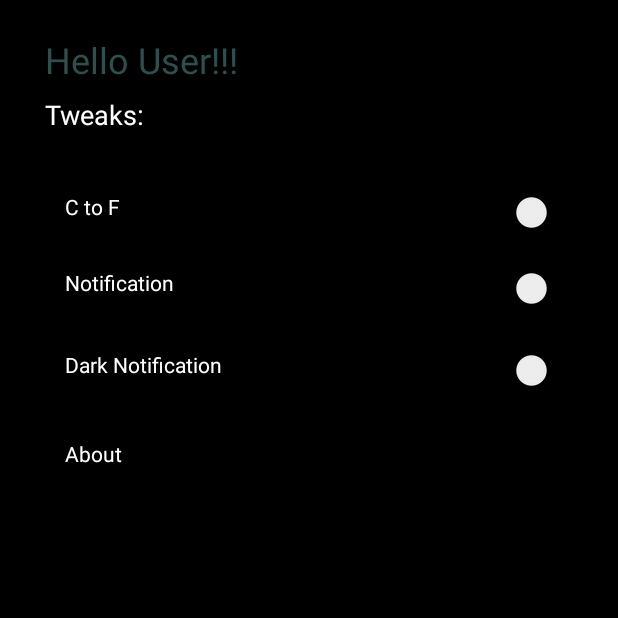
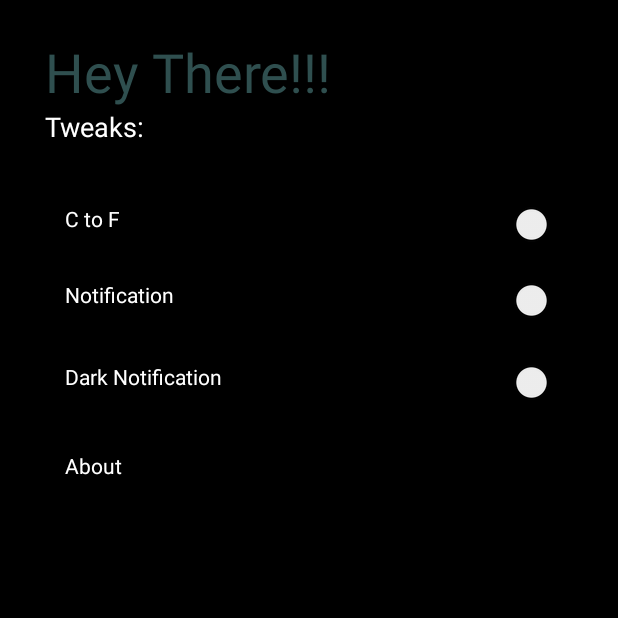
Before and after one commit to ys-git/Weather_ping2.1, an Android app: the Settings screen opened directly, with no data from a screen before it, on a phone screen of 412 x 824 dp, the top half of it. Run offline under Robolectric (Android 15) with nearby library versions, the phone set to English and light mode, and no system bars; Roboto replaces fonts that are not available here.

Commit message:
minor changes.

```diff
--- a/app/src/main/java/app/ys/weather_ping21/Intro.java
+++ b/app/src/main/java/app/ys/weather_ping21/Intro.java
@@ -320,7 +320,7 @@ public class Intro extends AppCompatActivity implements LocationListener {
                 i.putExtra("lon",lon);
                 startActivity(i);
 
-                Toast.makeText(Intro.this, "Hello "+name+"!", Toast.LENGTH_LONG).show();
+                //Toast.makeText(Intro.this, "Hello "+name+"!", Toast.LENGTH_LONG).show();
 
             }
         }
--- a/app/src/main/java/app/ys/weather_ping21/Main.java
+++ b/app/src/main/java/app/ys/weather_ping21/Main.java
@@ -89,7 +89,9 @@ public class Main extends AppCompatActivity implements LocationListener {
                 Intent i= new Intent(Main.this,Settings.class);
                 startActivity(i);
             }
+
         });
+
 
     }
 
@@ -176,14 +178,14 @@ public class Main extends AppCompatActivity implements LocationListener {
         currentTemperatureField.setTypeface(tf);
         //humidity_field.setTypeface(tf);
         //pressure_field.setTypeface(tf);
-        windspeed.setTypeface(tf);
-        winddeg.setTypeface(tf);
+        //windspeed.setTypeface(tf);
+        //winddeg.setTypeface(tf);
         //latt.setTypeface(tf);
-        cloud.setTypeface(tf);
+        //cloud.setTypeface(tf);
         //sun.setTypeface(tf);
         //set.setTypeface(tf);
         //rain.setTypeface(tf);
-        cloud.setTypeface(tf);
+        //cloud.setTypeface(tf);
 
 
 
--- a/app/src/main/java/app/ys/weather_ping21/Settings.java
+++ b/app/src/main/java/app/ys/weather_ping21/Settings.java
@@ -1,15 +1,28 @@
 package app.ys.weather_ping21;
 
+import android.content.Context;
+import android.content.SharedPreferences;
 import android.os.Bundle;
 import android.support.v7.app.AppCompatActivity;
+import android.widget.TextView;
 
 public class Settings extends AppCompatActivity {
+
+    SharedPreferences sdata;
+    String user;
+    TextView t;
 
     @Override
     protected void onCreate(Bundle savedInstanceState) {
         super.onCreate(savedInstanceState);
         getSupportActionBar().hide();
         setContentView(R.layout.settings);
+        sdata = getSharedPreferences("my", Context.MODE_PRIVATE);
+        SharedPreferences.Editor editor = sdata.edit();
+        user = sdata.getString("Name", "There!");
+        t=(TextView)findViewById(R.id.textView7);
+        t.setText("Hey "+user+"!!");
+
 
 
     }
--- a/app/src/main/res/layout/settings.xml
+++ b/app/src/main/res/layout/settings.xml
@@ -10,10 +10,9 @@
         android:layout_height="wrap_content"
         android:layout_alignParentLeft="true"
         android:layout_alignParentStart="true"
-        android:layout_alignParentTop="true"
+        android:layout_below="@+id/textView7"
         android:layout_marginLeft="30dp"
         android:layout_marginStart="30dp"
-        android:layout_marginTop="64dp"
         android:text="Tweaks:"
         android:textColor="#ffffff"
         android:textSize="18sp" />
@@ -101,5 +100,5 @@
         android:layout_marginTop="23dp"
         android:text="Hello User!!!"
         android:textColor="#2F4F4F"
-        android:textSize="24sp" />
+        android:textSize="36sp" />
 </RelativeLayout>
```
